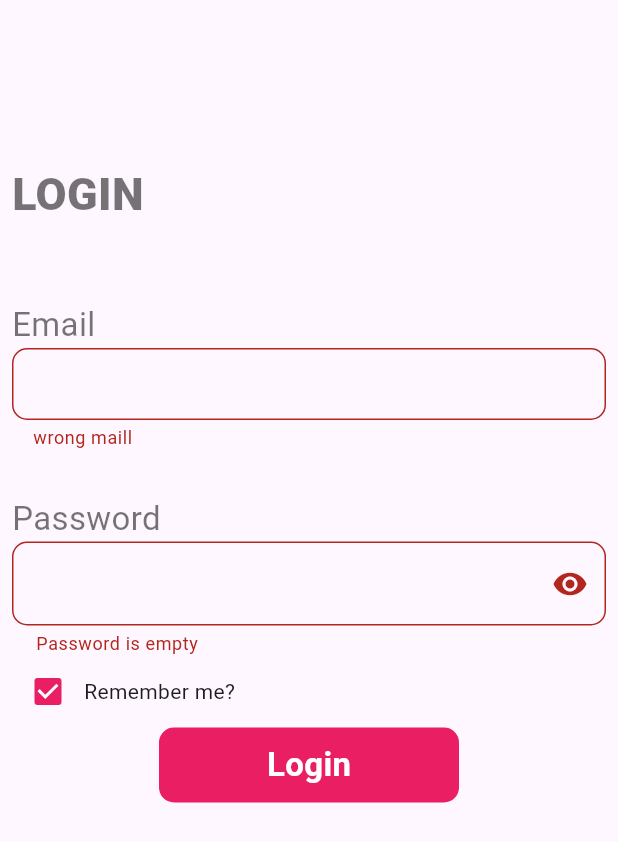
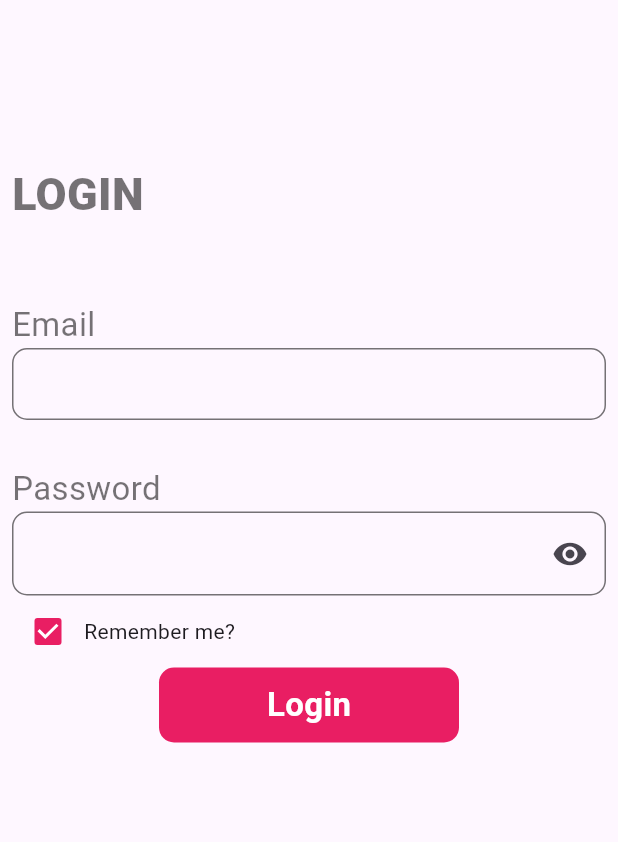
Before and after one commit to RaFiuL-RaZu/project1, a Flutter app: the screen it shows after launch, after a tap on "Login", on a phone screen of 412 x 824 dp. Shown: the top 842 px of the screen. Run offline on Flutter 3.47's test engine with Material 3 defaults, Android fonts, the phone set to English and light mode, and no system bars.

Commit message:
log commit

```diff
--- a/lib/Others/CompletePage.dart
+++ b/lib/Others/CompletePage.dart
@@ -16,6 +16,8 @@ class _LoginPageState extends State<LoginPage> {
   var isdiseble=true;
   TextEditingController mailController=TextEditingController();
   TextEditingController passwordController=TextEditingController();
+
+  List<String> studentList =["Razu","Sazu","Safin"];
 
   @override
   Widget build(BuildContext context) {
@@ -44,7 +46,7 @@ class _LoginPageState extends State<LoginPage> {
                   if(value==null || value==" "){
                     return "Field can empty.";
                   }
-                  else if(value!="rafi@gmail.com"){
+                  else if(!value.contains("@") || !value.contains(".")){
                     return "wrong maill";
                   }
                   return null;
@@ -99,20 +101,29 @@ class _LoginPageState extends State<LoginPage> {
               ),
               InkWell(
                 onTap: (){
-                  log("======111111====");
-                  if(!myKey.currentState!.validate()) {
-                    log("======22222====");
-                    return;
+                  // log("======111111====");
+                  // if(!myKey.currentState!.validate()) {
+                  //   log("======22222====");
+                  //   return;
+                  // }
+
+                  if(studentList.contains(mailController.text)){
+                    log("======success");
                   }
-                  if(mailController.text == "rafi@gmail.com" && passwordController.text == "Rafi102621"){
-                    log("=====Login succesfully===");
-                    ScaffoldMessenger.of(context).showSnackBar(SnackBar(content: Text("Login succesfully")));
+                  else{
+                    log("=======Not fund===");
                   }
-                  else if(mailController.text != "rafi@gmail.com" && passwordController.text != "Rafi102621"){
-                    log("=====Wrong pass===");
-                    ScaffoldMessenger.of(context).showSnackBar(SnackBar(content: Text("Wrong Password")));
-                  }
-                  return;
+
+
+                  // if(mailController.text == "rafi@gmail.com" && passwordController.text == "Rafi102621"){
+                  //   log("=====Login succesfully===");
+                  //   ScaffoldMessenger.of(context).showSnackBar(SnackBar(content: Text("Login succesfully")));
+                  // }
+                  // else{
+                  //   log("=====Wrong pass===");
+                  //   ScaffoldMessenger.of(context).showSnackBar(SnackBar(content: Text("Wrong Password")));
+                  // }
+                  // return;
                 },
                 child: Center(
                   child: Container(
```
